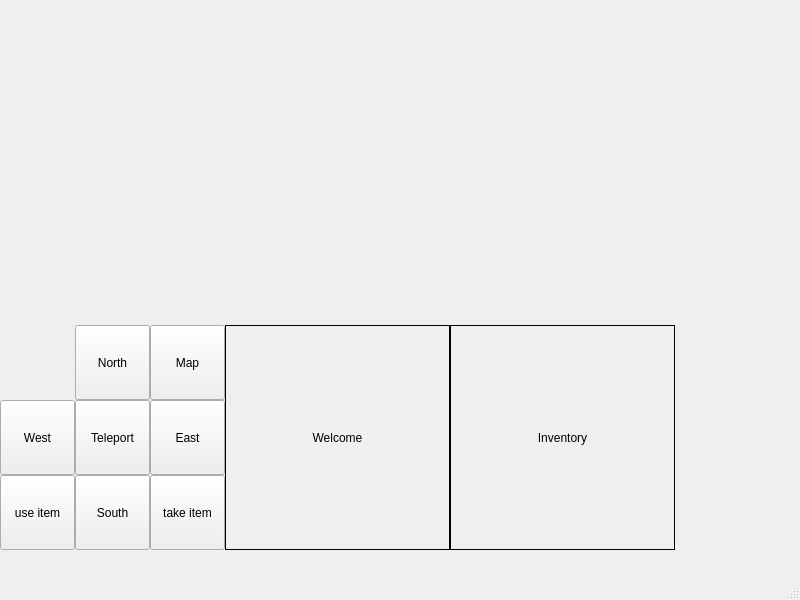
Above: GUI/ZORK/mainwindow.ui from CRZ-7436/CS4076-Zork before the change. Below: the same form after it.
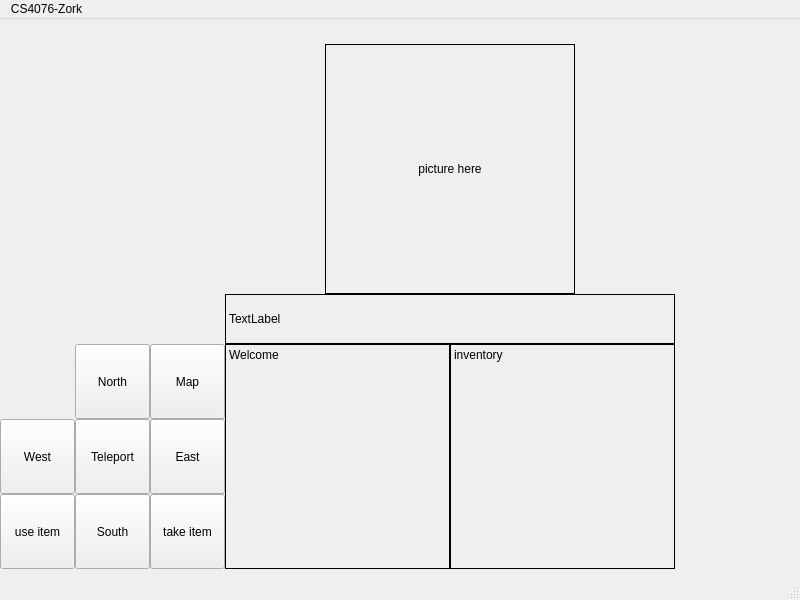
That is the form after the change.

What changed in the file:
```diff
--- a/GUI/ZORK/mainwindow.ui
+++ b/GUI/ZORK/mainwindow.ui
@@ -102,13 +102,13 @@
      </rect>
     </property>
     <property name="frameShape">
-     <enum>QFrame::Panel</enum>
+     <enum>QFrame::Box</enum>
     </property>
     <property name="text">
      <string>Welcome</string>
     </property>
     <property name="alignment">
-     <set>Qt::AlignCenter</set>
+     <set>Qt::AlignLeading|Qt::AlignLeft|Qt::AlignTop</set>
     </property>
    </widget>
    <widget class="QPushButton" name="pushButton_10">
@@ -140,6 +140,25 @@
    <widget class="QLabel" name="PictureLabel">
     <property name="geometry">
      <rect>
+      <x>325</x>
+      <y>25</y>
+      <width>250</width>
+      <height>250</height>
+     </rect>
+    </property>
+    <property name="frameShape">
+     <enum>QFrame::Box</enum>
+    </property>
+    <property name="text">
+     <string>picture here</string>
+    </property>
+    <property name="alignment">
+     <set>Qt::AlignCenter</set>
+    </property>
+   </widget>
+   <widget class="QLabel" name="InventoryLabel">
+    <property name="geometry">
+     <rect>
       <x>450</x>
       <y>325</y>
       <width>225</width>
@@ -147,26 +166,29 @@
      </rect>
     </property>
     <property name="frameShape">
-     <enum>QFrame::Panel</enum>
+     <enum>QFrame::Box</enum>
     </property>
     <property name="text">
-     <string>Inventory</string>
+     <string>inventory</string>
     </property>
     <property name="alignment">
-     <set>Qt::AlignCenter</set>
+     <set>Qt::AlignLeading|Qt::AlignLeft|Qt::AlignTop</set>
     </property>
    </widget>
-   <widget class="QLabel" name="InventoryLabel">
+   <widget class="QLabel" name="label">
     <property name="geometry">
      <rect>
-      <x>250</x>
-      <y>0</y>
-      <width>250</width>
-      <height>250</height>
+      <x>225</x>
+      <y>275</y>
+      <width>450</width>
+      <height>50</height>
      </rect>
     </property>
+    <property name="frameShape">
+     <enum>QFrame::Box</enum>
+    </property>
     <property name="text">
-     <string/>
+     <string>TextLabel</string>
     </property>
    </widget>
   </widget>
@@ -179,6 +201,12 @@
      <height>25</height>
     </rect>
    </property>
+   <widget class="QMenu" name="menuCS4076_Zork">
+    <property name="title">
+     <string>CS4076-Zork</string>
+    </property>
+   </widget>
+   <addaction name="menuCS4076_Zork"/>
   </widget>
   <widget class="QStatusBar" name="statusbar"/>
  </widget>
```
Left out of the diff: 99 changed lines with no effect on the pictures.
